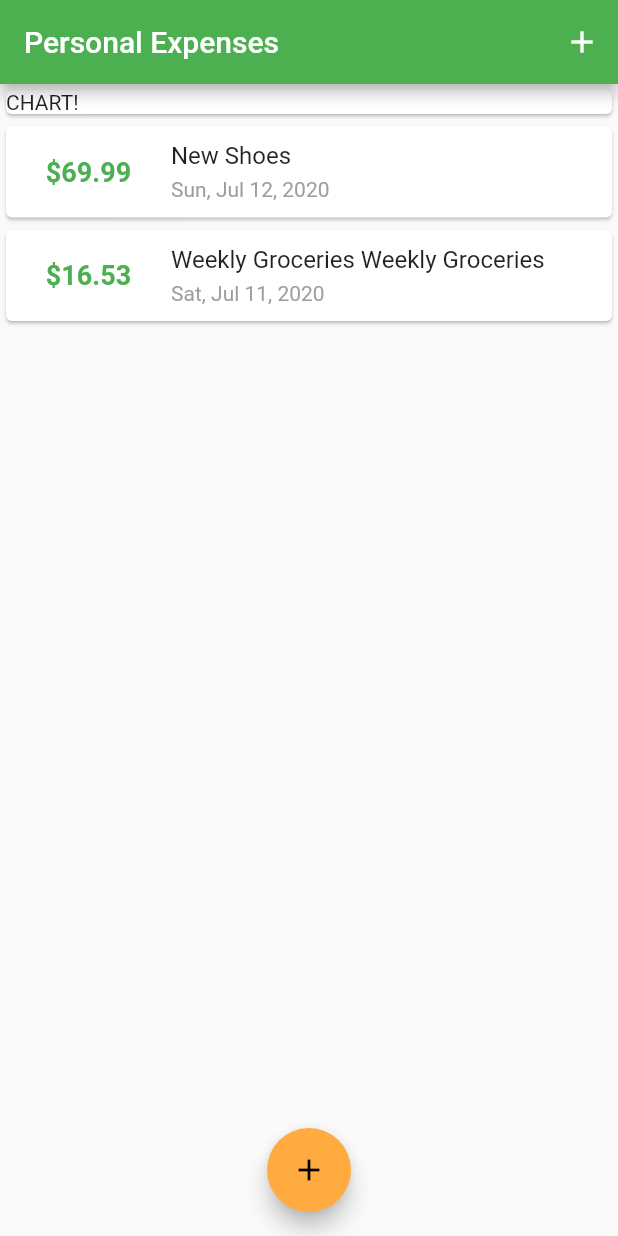
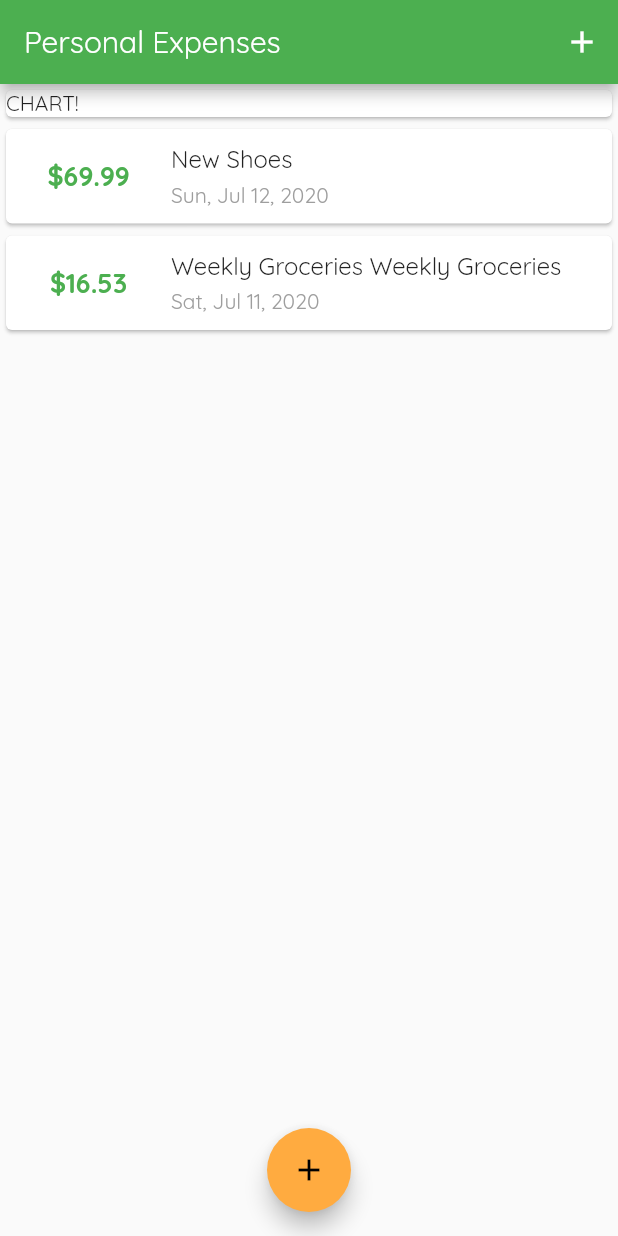
Before and after one commit to zallek/flutter-course-personal-expenses, a Flutter app: the screen it shows after launch, on a phone screen of 412 x 824 dp. Run offline on Flutter 3.47's test engine with Material 2 defaults, Android fonts, the phone set to English and light mode, and no system bars.

Commit message:
Custom fonts

```diff
--- a/lib/main.dart
+++ b/lib/main.dart
@@ -16,6 +16,7 @@ class MyApp extends StatelessWidget {
       theme: ThemeData(
         primarySwatch: Colors.green,
         accentColor: Colors.orangeAccent,
+        fontFamily: 'Quicksand',
       ),
     );
   }
```
Also changed, not shown: pubspec.yaml (+13 -14 lines), assets/fonts/OpenSans-Bold.ttf (added), assets/fonts/OpenSans-Regular.ttf (added), assets/fonts/Quicksand-Bold.ttf (added), assets/fonts/Quicksand-Light.ttf (added), assets/fonts/Quicksand-Medium.ttf (added), assets/fonts/Quicksand-Regular.ttf (added).
